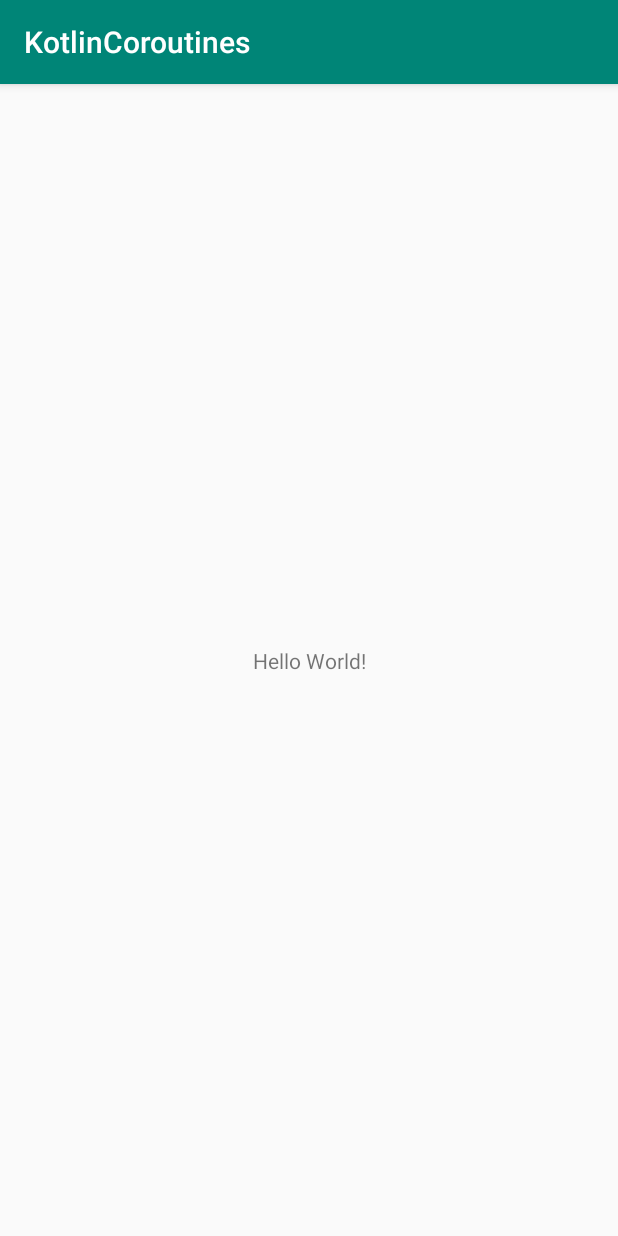
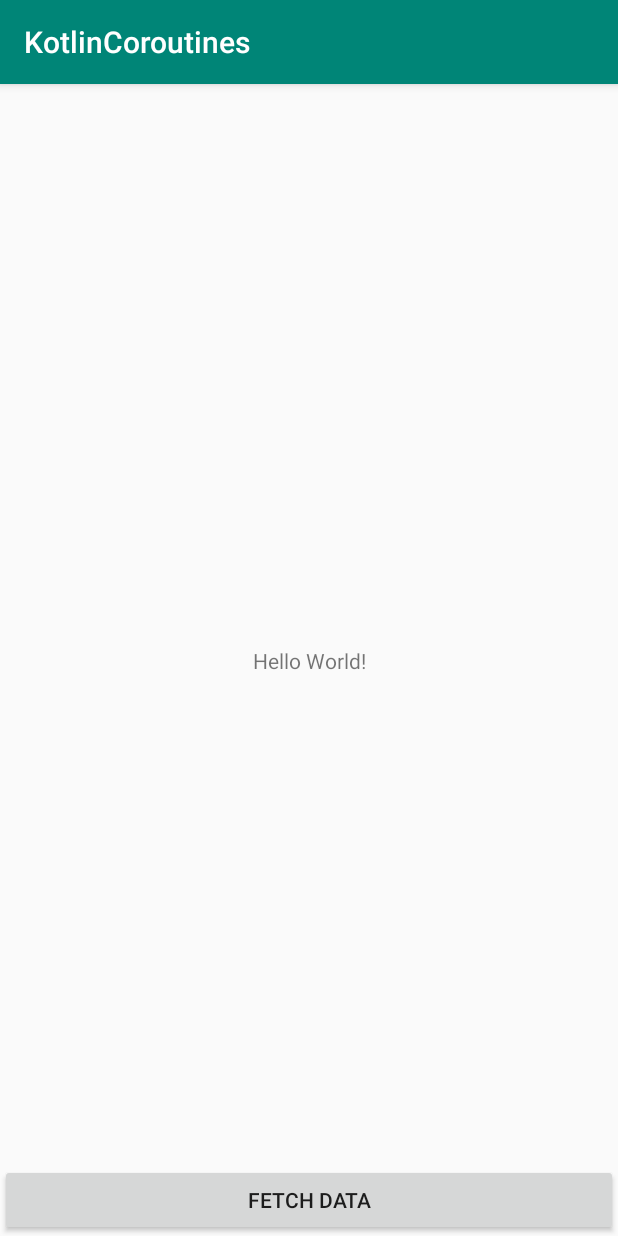
Before and after one commit to takuaraki/LuckyAndroidPlayground, an Android app: the screen it shows after launch (KotlinCoroutinesActivity), on a phone screen of 412 x 824 dp. Run offline under Robolectric (Android 15) with nearby library versions, the phone set to English and light mode, and no system bars.

Commit message:
my first coroutines

```diff
--- a/kotlin_coroutines/src/main/res/layout/activity_kotlin_coroutines.xml
+++ b/kotlin_coroutines/src/main/res/layout/activity_kotlin_coroutines.xml
@@ -16,4 +16,13 @@
         app:layout_constraintRight_toRightOf="parent"
         app:layout_constraintTop_toTopOf="parent" />
 
+    <Button
+        android:id="@+id/fetchButton"
+        android:layout_width="0dp"
+        android:layout_height="wrap_content"
+        android:text="Fetch Data"
+        app:layout_constraintBottom_toBottomOf="parent"
+        app:layout_constraintEnd_toEndOf="parent"
+        app:layout_constraintStart_toStartOf="parent" />
+
 </androidx.constraintlayout.widget.ConstraintLayout>
```
Also changed, not shown: kotlin_coroutines/src/main/java/com/example/kotlin_coroutines/KotlinCoroutinesActivity.kt (+12 -0 lines).
